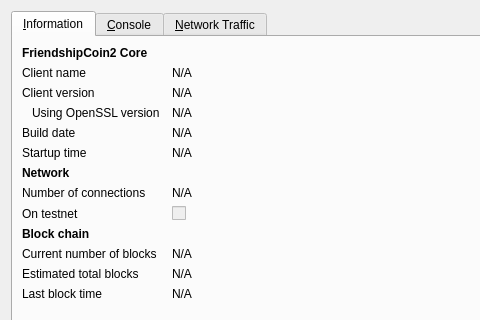
Above: src/qt/forms/rpcconsole.ui from ioying/hicointest before the change; both pictures show x 0 to 480 and y 0 to 320 of the 740 by 510 pixel window. Below: the same form after it.
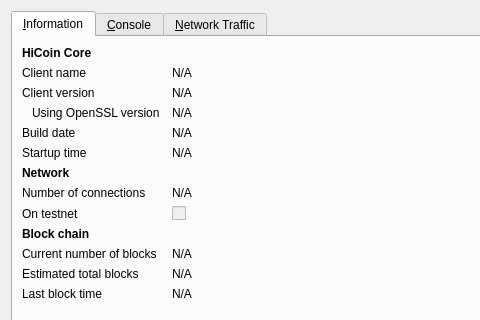
That is the form after the change. Icons and pictures are not drawn. Custom widgets are drawn as their Qt base class.

```diff
--- a/src/qt/forms/rpcconsole.ui
+++ b/src/qt/forms/rpcconsole.ui
@@ -36,7 +36,7 @@
           </font>
          </property>
          <property name="text">
-          <string>FriendshipCoin2 Core</string>
+          <string>HiCoin Core</string>
          </property>
         </widget>
        </item>
```
Left out of the diff: 6 changed lines with no effect on the pictures.
